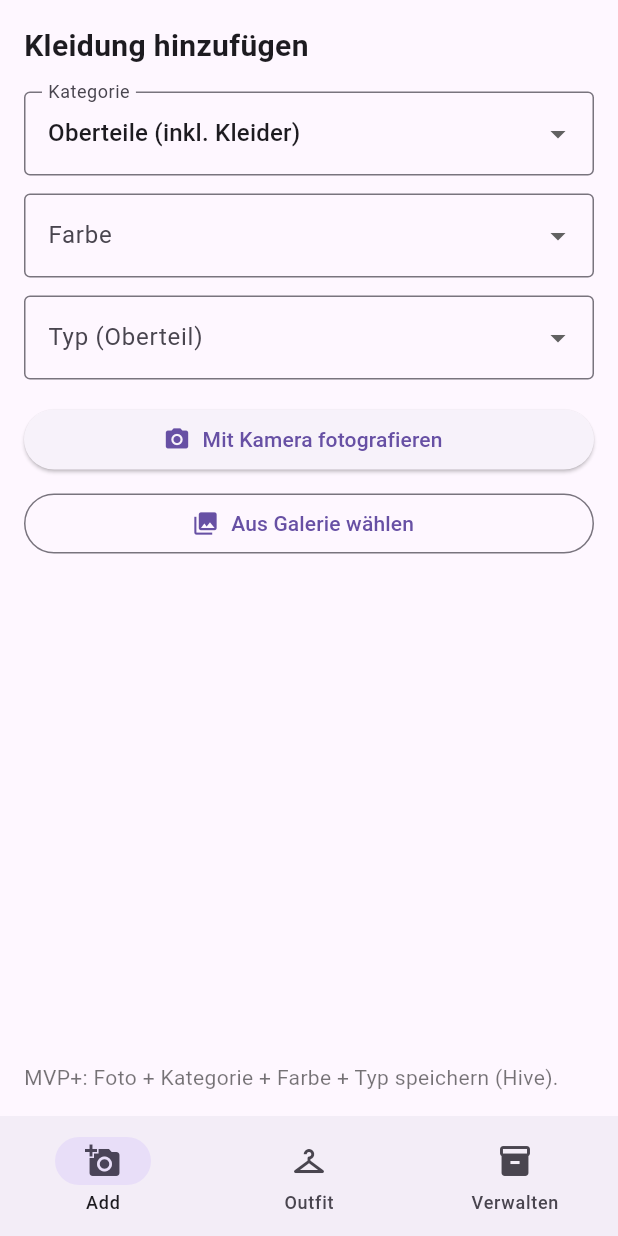
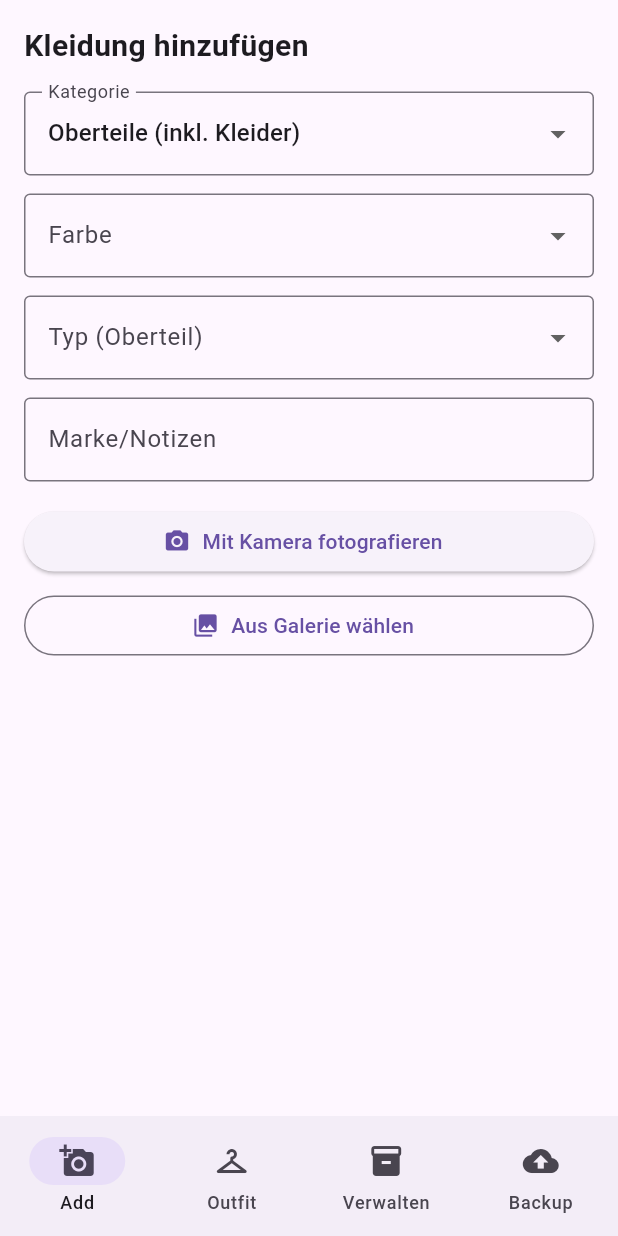
Before and after one commit to Nepomuk12/digitaler-kleiderschrank, a Flutter app: the screen it shows after launch, after a tap on "Mit Kamera fotografieren", on a phone screen of 412 x 824 dp. Run offline on Flutter 3.47's test engine with Material 3 defaults, Android fonts, the phone set to English and light mode, and no system bars; our stand-ins replace file_picker, flutter_riverpod, hive, hive_flutter, image_cropper, image_picker and 1 more; accounts and stored records are empty.

Commit message:
Note/brand field added

```diff
--- a/kleiderschrank_app/lib/app.dart
+++ b/kleiderschrank_app/lib/app.dart
@@ -2,6 +2,7 @@ import 'package:flutter/material.dart';
 import 'features/add_item/add_item_screen.dart';
 import 'features/outfit/outfit_screen.dart';
 import 'features/wardrobe/wardrobe_screen.dart';
+import 'features/backup/backup_screen.dart';
 
 
 class WardrobeApp extends StatefulWidget {
@@ -20,6 +21,7 @@ class _WardrobeAppState extends State<WardrobeApp> {
       const AddItemScreen(),
       const OutfitScreen(),
       const WardrobeScreen(),
+      const BackupScreen(),
     ];
 
     return MaterialApp(
@@ -33,6 +35,7 @@ class _WardrobeAppState extends State<WardrobeApp> {
             NavigationDestination(icon: Icon(Icons.add_a_photo), label: 'Add'),
             NavigationDestination(icon: Icon(Icons.checkroom), label: 'Outfit'),
             NavigationDestination(icon: Icon(Icons.inventory_2), label: 'Verwalten'),
+            NavigationDestination(icon: Icon(Icons.backup), label: 'Backup'),
                               ],
 
         ),
--- a/kleiderschrank_app/lib/domain/clothing_item_hive.dart
+++ b/kleiderschrank_app/lib/domain/clothing_item_hive.dart
@@ -230,6 +230,9 @@ class ClothingItem extends HiveObject {
   @HiveField(10)
   final String normalizedImagePath;
 
+  /// Freitext: Marke / Besonderheiten (ein Feld)
+  @HiveField(11)
+  final String? brandNotes;
 
   ClothingItem({
     required this.id,
@@ -243,6 +246,6 @@ class ClothingItem extends HiveObject {
     this.shoeType,
     this.rawImagePath,
     required this.normalizedImagePath,
-
+    this.brandNotes,
   });
 }
--- a/kleiderschrank_app/lib/features/add_item/add_item_controller.dart
+++ b/kleiderschrank_app/lib/features/add_item/add_item_controller.dart
@@ -16,8 +16,8 @@ final clothingRepoProvider = Provider<ClothingRepository>((ref) {
 
 final addItemControllerProvider =
     StateNotifierProvider<AddItemController, AsyncValue<void>>((ref) {
-      return AddItemController(ref.read(clothingRepoProvider));
-    });
+  return AddItemController(ref.read(clothingRepoProvider));
+});
 
 class AddItemController extends StateNotifier<AsyncValue<void>> {
   AddItemController(this._repo) : super(const AsyncData(null));
@@ -33,6 +33,7 @@ class AddItemController extends StateNotifier<AsyncValue<void>> {
     TopType? topType,
     BottomType? bottomType,
     ShoeType? shoeType,
+    String? brandNotes, // <-- NEU
   }) async {
     state = const AsyncLoading();
     try {
@@ -82,6 +83,9 @@ class AddItemController extends StateNotifier<AsyncValue<void>> {
         jpegQuality: 85,
       );
 
+      final cleanedBrandNotes =
+          (brandNotes == null || brandNotes.trim().isEmpty) ? null : brandNotes.trim();
+
       final item = ClothingItem(
         id: id,
         category: category,
@@ -94,6 +98,7 @@ class AddItemController extends StateNotifier<AsyncValue<void>> {
         topType: topType,
         bottomType: bottomType,
         shoeType: shoeType,
+        brandNotes: cleanedBrandNotes, // <-- NEU
       );
 
       await _repo.insertItem(item);
--- a/kleiderschrank_app/lib/features/add_item/add_item_screen.dart
+++ b/kleiderschrank_app/lib/features/add_item/add_item_screen.dart
@@ -7,9 +7,6 @@ import 'package:image_picker/image_picker.dart';
 import '../../domain/clothing_item_hive.dart';
 import '../../domain/tag_labels.dart';
 import 'add_item_controller.dart';
-import 'package:image_cropper/image_cropper.dart';
-import '../../services/image_normalizer.dart';
-
 
 class AddItemScreen extends ConsumerStatefulWidget {
   const AddItemScreen({super.key});
@@ -25,6 +22,14 @@ class _AddItemScreenState extends ConsumerState<AddItemScreen> {
   TopType? selectedTopType;
   BottomType? selectedBottomType;
   ShoeType? selectedShoeType;
+
+  final TextEditingController _brandNotesCtrl = TextEditingController();
+
+  @override
+  void dispose() {
+    _brandNotesCtrl.dispose();
+    super.dispose();
+  }
 
   @override
   Widget build(BuildContext context) {
@@ -89,23 +94,52 @@ class _AddItemScreenState extends ConsumerState<AddItemScreen> {
           );
 
         case ClothingCategory.outerwear:
-          // Outerwear-Typen kommen später; vorerst kein Typ-Dropdown.
           return const SizedBox.shrink();
       }
     }
 
-    // Optionales Preview vom letzten Item (nur wenn du es bereits eingebaut hast)
+    // Optionales Preview vom letzten Item (nur wenn im Repo vorhanden)
     final latest = ref.read(clothingRepoProvider).latestItem();
 
+    Future<void> add(ImageSource source) async {
+      await ref.read(addItemControllerProvider.notifier).addItem(
+            category: category,
+            source: source,
+            color: selectedColor,
+            topType: selectedTopType,
+            bottomType: selectedBottomType,
+            shoeType: selectedShoeType,
+            brandNotes: _brandNotesCtrl.text.trim().isEmpty
+                ? null
+                : _brandNotesCtrl.text.trim(),
+          );
+
+      // Komfort: Feld nach erfolgreichem Speichern leeren
+      if (mounted) {
+        _brandNotesCtrl.clear();
+      }
+    }
+
     return SafeArea(
-      child: Padding(
-        padding: const EdgeInsets.all(16),
+      child: LayoutBuilder(
+        builder: (context, constraints) {
+          return SingleChildScrollView(
+            padding: EdgeInsets.only(
+              left: 16,
+              right: 16,
+              top: 16,
+              bottom: 16 + MediaQuery.of(context).viewInsets.bottom,
+            ),
+            child: ConstrainedBox(
+              constraints: BoxConstraints(minHeight: constraints.maxHeight),
+              child: IntrinsicHeight(
                 child: Column(
                   crossAxisAlignment: CrossAxisAlignment.stretch,
                   children: [
                     const Text(
                       'Kleidung hinzufügen',
-              style: TextStyle(fontSize: 20, fontWeight: FontWeight.w600),
+                      style:
+                          TextStyle(fontSize: 20, fontWeight: FontWeight.w600),
                     ),
                     const SizedBox(height: 16),
 
@@ -115,12 +149,11 @@ class _AddItemScreenState extends ConsumerState<AddItemScreen> {
                       items: ClothingCategory.values
                           .map((c) => DropdownMenuItem(
                                 value: c,
-                        child: Text(categoryLabel(c)), // <- statt c.name
+                                child: Text(categoryLabel(c)),
                               ))
                           .toList(),
                       onChanged: (v) => setState(() {
                         category = v ?? category;
-                // Typ-Auswahl zurücksetzen, damit nichts „falsch“ hängen bleibt
                         selectedTopType = null;
                         selectedBottomType = null;
                         selectedShoeType = null;
@@ -154,9 +187,21 @@ class _AddItemScreenState extends ConsumerState<AddItemScreen> {
                     // Typ (abhängig von Kategorie)
                     typeDropdown(),
 
+                    const SizedBox(height: 12),
+
+                    // Marke/Notizen
+                    TextField(
+                      controller: _brandNotesCtrl,
+                      textInputAction: TextInputAction.done,
+                      decoration: const InputDecoration(
+                        labelText: 'Marke/Notizen',
+                        border: OutlineInputBorder(),
+                      ),
+                    ),
+
                     const SizedBox(height: 16),
 
-            // Optional: Preview vom letzten Item (wenn latestItem() im Repo vorhanden ist)
+                    // Optional Preview
                     if (latest != null) ...[
                       SizedBox(
                         height: 120,
@@ -165,6 +210,7 @@ class _AddItemScreenState extends ConsumerState<AddItemScreen> {
                           child: Image.file(
                             File(latest.normalizedImagePath),
                             fit: BoxFit.cover,
+                            cacheWidth: 900,
                           ),
                         ),
                       ),
@@ -173,16 +219,8 @@ class _AddItemScreenState extends ConsumerState<AddItemScreen> {
 
                     // Kamera
                     ElevatedButton.icon(
-              onPressed: state.isLoading
-                  ? null
-                  : () => ref.read(addItemControllerProvider.notifier).addItem(
-                        category: category,
-                        source: ImageSource.camera,
-                        color: selectedColor,
-                        topType: selectedTopType,
-                        bottomType: selectedBottomType,
-                        shoeType: selectedShoeType,
-                      ),
+                      onPressed:
+                          state.isLoading ? null : () => add(ImageSource.camera),
                       icon: const Icon(Icons.photo_camera),
                       label: const Text('Mit Kamera fotografieren'),
                     ),
@@ -193,14 +231,7 @@ class _AddItemScreenState extends ConsumerState<AddItemScreen> {
                     OutlinedButton.icon(
                       onPressed: state.isLoading
                           ? null
-                  : () => ref.read(addItemControllerProvider.notifier).addItem(
-                        category: category,
-                        source: ImageSource.gallery,
-                        color: selectedColor,
-                        topType: selectedTopType,
-                        bottomType: selectedBottomType,
-                        shoeType: selectedShoeType,
-                      ),
+                          : () => add(ImageSource.gallery),
                       icon: const Icon(Icons.photo_library),
                       label: const Text('Aus Galerie wählen'),
                     ),
@@ -210,12 +241,16 @@ class _AddItemScreenState extends ConsumerState<AddItemScreen> {
 
                     const Spacer(),
                     const Text(
-              'MVP+: Foto + Kategorie + Farbe + Typ speichern (Hive).',
+                      'Version: MVP+ BackUp + Brand (c) 29.12.2025 C.Bohne',
                       style: TextStyle(color: Colors.black54),
                     ),
                   ],
                 ),
               ),
+            ),
+          );
+        },
+      ),
     );
   }
 }
```
Also changed, not shown: kleiderschrank_app/lib/features/backup/backup_screen.dart (added, +100 -0 lines), kleiderschrank_app/lib/features/wardrobe/wardrobe_screen.dart (+38 -8 lines), kleiderschrank_app/lib/services/backup_service.dart (added, +121 -0 lines), kleiderschrank_app/pubspec.yaml (+8 -1 lines), kleiderschrank_app/lib/domain/clothing_item_hive.g.dart, kleiderschrank_app/pubspec.lock, 5 other files. Lines whose indentation alone changed are shown as unchanged.
